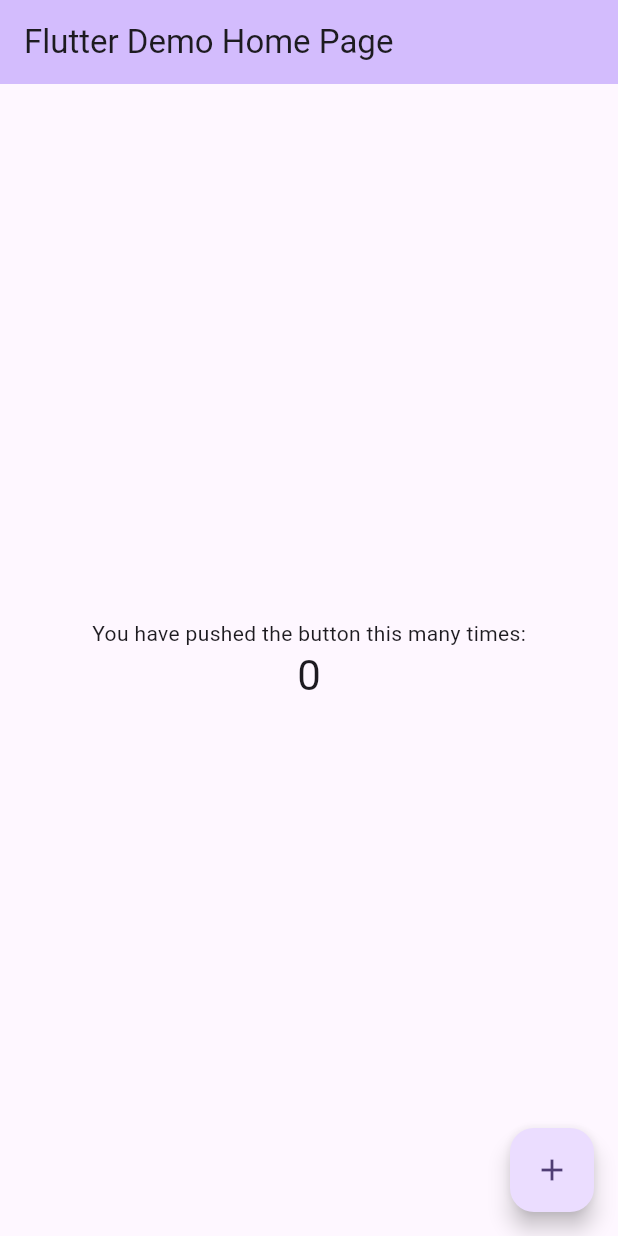
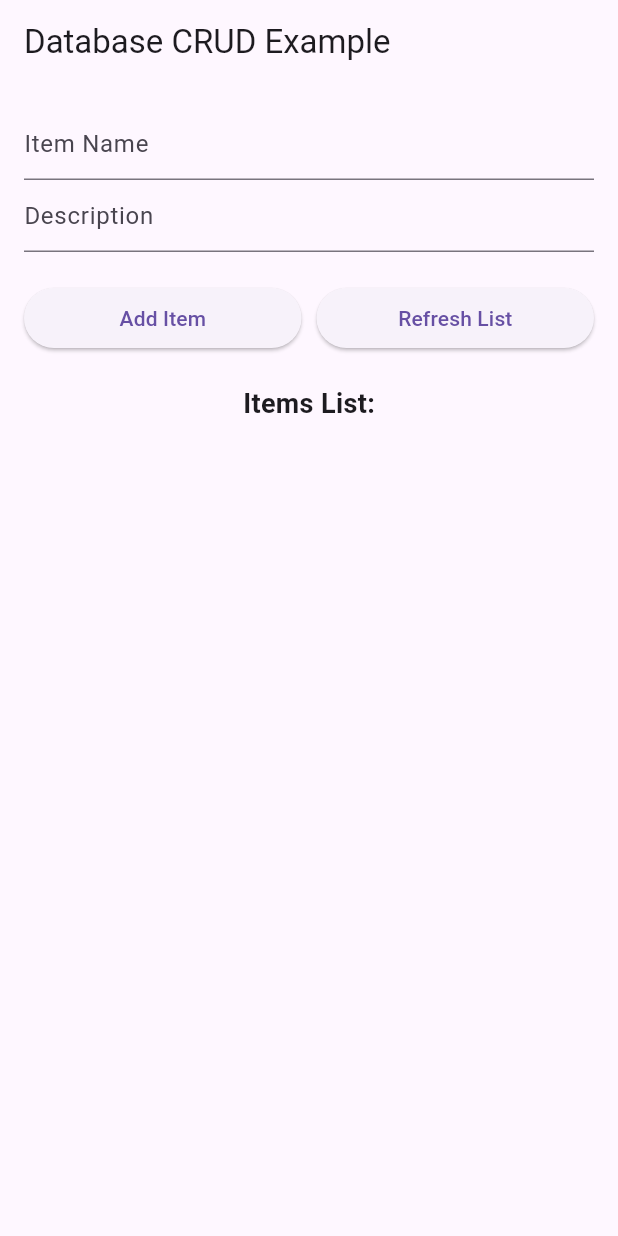
Before and after one commit to chrisnguyen18/local_storage_practice, a Flutter app: the screen it shows after launch, on a phone screen of 412 x 824 dp. Run offline on Flutter 3.47's test engine with Material 3 defaults, Android fonts, the phone set to English and light mode, and no system bars; our stand-ins replace sqflite; accounts and stored records are empty; statements that could not run were skipped.

Commit message:
flutter sqlite setup

```diff
--- /dev/null
+++ b/lib/database/database_helper.dart
@@ -0,0 +1,65 @@
+import 'package:sqflite/sqflite.dart';
+import 'package:path/path.dart';
+import 'models/item.dart';
+
+class DBHelper {
+  DBHelper._privateConstructor();
+  static final DBHelper instance = DBHelper._privateConstructor();
+
+  static Database? _database;
+
+  Future<Database> get database async {
+    if (_database != null) return _database!;
+    _database = await _initializeDatabase();
+    return _database!;
+  }
+
+  Future<Database> _initializeDatabase() async {
+    String path = join(await getDatabasesPath(), 'my_database.db');
+    return await openDatabase(
+      path,
+      version: 1,
+      onCreate: _createTable,
+    );
+  }
+
+  Future<void> _createTable(Database db, int version) async {
+    await db.execute('''
+      CREATE TABLE items (
+        id INTEGER PRIMARY KEY AUTOINCREMENT,
+        name TEXT NOT NULL,
+        description TEXT
+      )
+    ''');
+  }
+
+  Future<int> insertItem(Item item) async {
+    final db = await database;
+    return await db.insert('items', item.toMap());
+  }
+
+  Future<List<Item>> getItems() async {
+    final db = await database;
+    final List<Map<String, dynamic>> maps = await db.query('items');
+    return List.generate(maps.length, (i) => Item.fromMap(maps[i]));
+  }
+
+  Future<int> updateItem(Item item) async {
+    final db = await database;
+    return await db.update(
+      'items',
+      item.toMap(),
+      where: 'id = ?',
+      whereArgs: [item.id],
+    );
+  }
+
+  Future<int> deleteItem(int id) async {
+    final db = await database;
+    return await db.delete(
+      'items',
+      where: 'id = ?',
+      whereArgs: [id],
+    );
+  }
+}
--- a/lib/main.dart
+++ b/lib/main.dart
@@ -1,4 +1,6 @@
 import 'package:flutter/material.dart';
+import 'database/db_helper.dart';
+import 'database/models/item.dart';
 
 void main() {
   runApp(const MyApp());
@@ -7,116 +9,116 @@ void main() {
 class MyApp extends StatelessWidget {
   const MyApp({super.key});
 
-  // This widget is the root of your application.
   @override
   Widget build(BuildContext context) {
     return MaterialApp(
-      title: 'Flutter Demo',
-      theme: ThemeData(
-        // This is the theme of your application.
-        //
-        // TRY THIS: Try running your application with "flutter run". You'll see
-        // the application has a purple toolbar. Then, without quitting the app,
-        // try changing the seedColor in the colorScheme below to Colors.green
-        // and then invoke "hot reload" (save your changes or press the "hot
-        // reload" button in a Flutter-supported IDE, or press "r" if you used
-        // the command line to start the app).
-        //
-        // Notice that the counter didn't reset back to zero; the application
-        // state is not lost during the reload. To reset the state, use hot
-        // restart instead.
-        //
-        // This works for code too, not just values: Most code changes can be
-        // tested with just a hot reload.
-        colorScheme: ColorScheme.fromSeed(seedColor: Colors.deepPurple),
-      ),
-      home: const MyHomePage(title: 'Flutter Demo Home Page'),
+      title: 'Database Demo',
+      theme: ThemeData(primarySwatch: Colors.blue),
+      home: const DatabaseExample(),
     );
   }
 }
 
-class MyHomePage extends StatefulWidget {
-  const MyHomePage({super.key, required this.title});
-
-  // This widget is the home page of your application. It is stateful, meaning
-  // that it has a State object (defined below) that contains fields that affect
-  // how it looks.
-
-  // This class is the configuration for the state. It holds the values (in this
-  // case the title) provided by the parent (in this case the App widget) and
-  // used by the build method of the State. Fields in a Widget subclass are
-  // always marked "final".
-
-  final String title;
+class DatabaseExample extends StatefulWidget {
+  const DatabaseExample({super.key});
 
   @override
-  State<MyHomePage> createState() => _MyHomePageState();
+  State<DatabaseExample> createState() => _DatabaseExampleState();
 }
 
-class _MyHomePageState extends State<MyHomePage> {
-  int _counter = 0;
+class _DatabaseExampleState extends State<DatabaseExample> {
+  final dbHelper = DBHelper.instance;
+  final TextEditingController nameController = TextEditingController();
+  final TextEditingController descController = TextEditingController();
 
-  void _incrementCounter() {
+  List<Item> items = [];
+
+  void _addItem() async {
+    final newItem = Item(
+      name: nameController.text,
+      description: descController.text,
+    );
+    await dbHelper.insertItem(newItem);
+    _refreshItems();
+    _clearTextFields();
+  }
+
+  void _refreshItems() async {
+    final data = await dbHelper.getItems();
     setState(() {
-      // This call to setState tells the Flutter framework that something has
-      // changed in this State, which causes it to rerun the build method below
-      // so that the display can reflect the updated values. If we changed
-      // _counter without calling setState(), then the build method would not be
-      // called again, and so nothing would appear to happen.
-      _counter++;
+      items = data;
     });
+  }
+
+  void _clearTextFields() {
+    nameController.clear();
+    descController.clear();
+  }
+
+  @override
+  void initState() {
+    super.initState();
+    _refreshItems();
   }
 
   @override
   Widget build(BuildContext context) {
-    // This method is rerun every time setState is called, for instance as done
-    // by the _incrementCounter method above.
-    //
-    // The Flutter framework has been optimized to make rerunning build methods
-    // fast, so that you can just rebuild anything that needs updating rather
-    // than having to individually change instances of widgets.
     return Scaffold(
-      appBar: AppBar(
-        // TRY THIS: Try changing the color here to a specific color (to
-        // Colors.amber, perhaps?) and trigger a hot reload to see the AppBar
-        // change color while the other colors stay the same.
-        backgroundColor: Theme.of(context).colorScheme.inversePrimary,
-        // Here we take the value from the MyHomePage object that was created by
-        // the App.build method, and use it to set our appbar title.
-        title: Text(widget.title),
-      ),
-      body: Center(
-        // Center is a layout widget. It takes a single child and positions it
-        // in the middle of the parent.
+      appBar: AppBar(title: const Text('Database CRUD Example')),
+      body: Padding(
+        padding: const EdgeInsets.all(16.0),
         child: Column(
-          // Column is also a layout widget. It takes a list of children and
-          // arranges them vertically. By default, it sizes itself to fit its
-          // children horizontally, and tries to be as tall as its parent.
-          //
-          // Column has various properties to control how it sizes itself and
-          // how it positions its children. Here we use mainAxisAlignment to
-          // center the children vertically; the main axis here is the vertical
-          // axis because Columns are vertical (the cross axis would be
-          // horizontal).
-          //
-          // TRY THIS: Invoke "debug painting" (choose the "Toggle Debug Paint"
-          // action in the IDE, or press "p" in the console), to see the
-          // wireframe for each widget.
-          mainAxisAlignment: MainAxisAlignment.center,
-          children: <Widget>[
-            const Text('You have pushed the button this many times:'),
-            Text(
-              '$_counter',
-              style: Theme.of(context).textTheme.headlineMedium,
+          children: [
+            TextField(
+              controller: nameController,
+              decoration: const InputDecoration(hintText: 'Item Name'),
+            ),
+            TextField(
+              controller: descController,
+              decoration: const InputDecoration(hintText: 'Description'),
+            ),
+            const SizedBox(height: 20),
+            Row(
+              children: [
+                Expanded(
+                  child: ElevatedButton(
+                    onPressed: _addItem,
+                    child: const Text('Add Item'),
+                  ),
+                ),
+                const SizedBox(width: 10),
+                Expanded(
+                  child: ElevatedButton(
+                    onPressed: _refreshItems,
+                    child: const Text('Refresh List'),
+                  ),
+                ),
+              ],
+            ),
+            const SizedBox(height: 20),
+            const Text('Items List:', style: TextStyle(fontSize: 18, fontWeight: FontWeight.bold)),
+            Expanded(
+              child: ListView.builder(
+                itemCount: items.length,
+                itemBuilder: (context, index) {
+                  final item = items[index];
+                  return ListTile(
+                    title: Text(item.name),
+                    subtitle: Text(item.description),
+                    trailing: IconButton(
+                      icon: const Icon(Icons.delete, color: Colors.red),
+                      onPressed: () async {
+                        await dbHelper.deleteItem(item.id!);
+                        _refreshItems();
+                      },
+                    ),
+                  );
+                },
+              ),
             ),
           ],
         ),
       ),
-      floatingActionButton: FloatingActionButton(
-        onPressed: _incrementCounter,
-        tooltip: 'Increment',
-        child: const Icon(Icons.add),
-      ), // This trailing comma makes auto-formatting nicer for build methods.
     );
   }
 }
--- a/pubspec.yaml
+++ b/pubspec.yaml
@@ -30,6 +30,8 @@ environment:
 dependencies:
   flutter:
     sdk: flutter
+  sqflite: ^2.3.0  # SQLite for Flutter
+  path: ^1.8.0     # Handles file paths
 
   # The following adds the Cupertino Icons font to your application.
   # Use with the CupertinoIcons class for iOS style icons.
```
Also changed, not shown: lib/database/models/item.dart (added), pubspec.lock, 7 other files.
